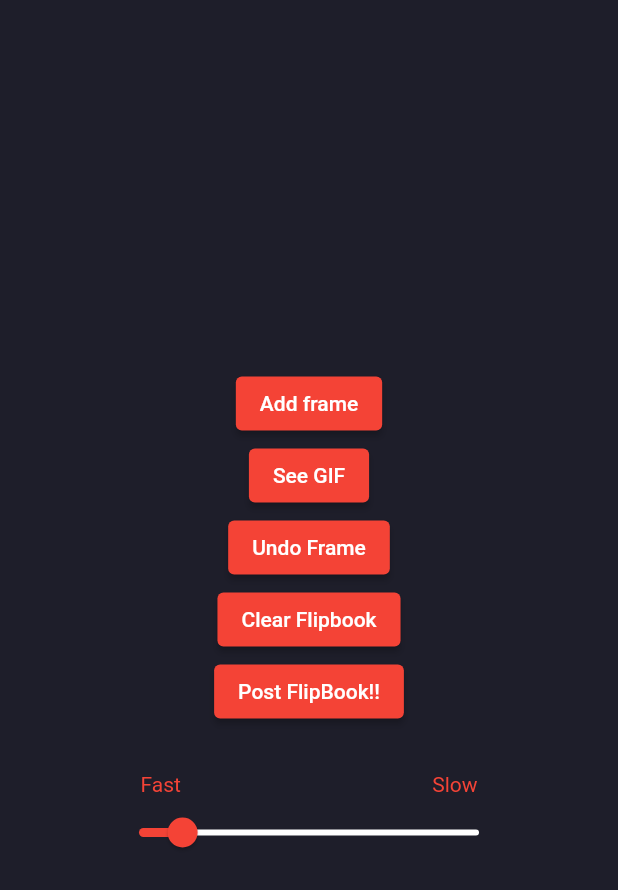
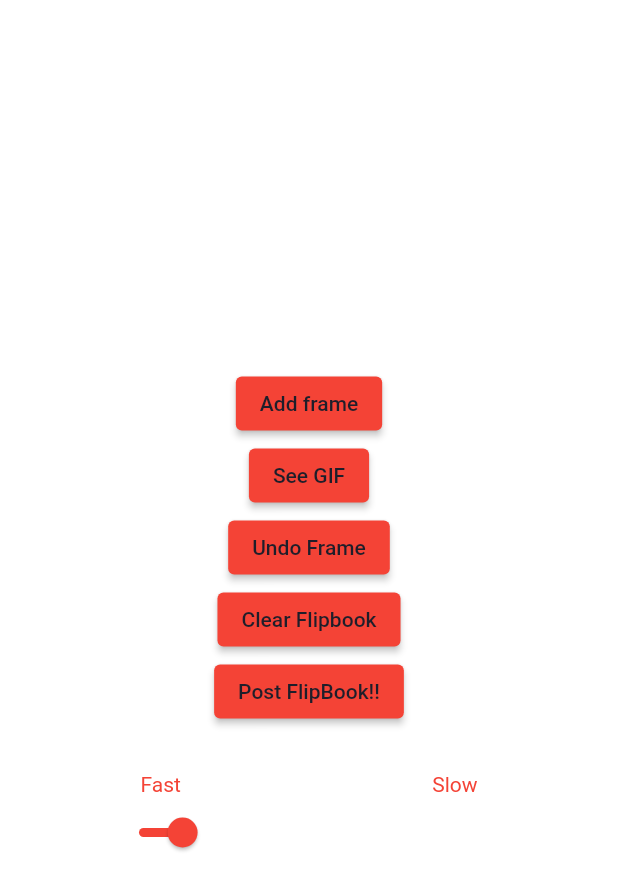
Before and after one commit to Mean-Machine-2k21/CaveSocial, a Flutter app: the NavigatorPage screen opened directly, item 2 of the bottom bar chosen, after a tap on "Flipbook", on a phone screen of 412 x 824 dp. Shown: the top 890 px of the screen. Run offline on Flutter 3.47's test engine with Material 2 defaults, Android fonts, the phone set to English and light mode, and no system bars; our stand-ins replace dio, firebase_core, firebase_storage, flutter_bloc, flutter_colorpicker, flutter_icons and 2 more; missing offline and left inert: flutter_gifimage, swipe_up; accounts and stored records are empty; network calls fail; key blocks and very long unbroken strings in the code were emptied for the run.

Commit message:
night mode update

```diff
--- a/frontend/lib/flipbook/create_flipbook_frame.dart
+++ b/frontend/lib/flipbook/create_flipbook_frame.dart
@@ -2,7 +2,10 @@ import 'dart:io';
 import 'dart:typed_data';
 
 import 'package:flutter/material.dart';
+import 'package:flutter_bloc/flutter_bloc.dart';
 import 'package:flutter_colorpicker/flutter_colorpicker.dart';
+import 'package:frontend/bloc/mural_bloc/mural_bloc.dart';
+import 'package:frontend/bloc/theme_bloc.dart';
 import '../painter.dart';
 
 import 'functions.dart';
@@ -36,6 +39,7 @@ class _CreateFrameState extends State<CreateFrame> {
 
   @override
   Widget build(BuildContext context) {
+
     List<Widget> actions;
     if (_finished) {
       actions = <Widget>[
--- a/frontend/lib/flipbook/flipbook_create.dart
+++ b/frontend/lib/flipbook/flipbook_create.dart
@@ -2,6 +2,9 @@ import 'dart:io';
 
 import 'package:flutter/material.dart';
 import 'package:flutter/rendering.dart';
+import 'package:flutter_bloc/flutter_bloc.dart';
+import 'package:frontend/bloc/mural_bloc/mural_bloc.dart';
+import 'package:frontend/bloc/theme_bloc.dart';
 import 'package:frontend/flipbook/create_flipbook_frame.dart';
 import 'package:frontend/flipbook/gif_view.dart';
 import 'package:frontend/services/add_gif_fuction.dart';
@@ -37,8 +40,11 @@ class _CreateFlipbookState extends State<CreateFlipbook> {
   var time = 300;
   @override
   Widget build(BuildContext context) {
+      var themeBloc = BlocProvider.of<ThemeBloc>(context);
+  //  var muralBloc = BlocProvider.of<MuralBloc>(context);
+
     return Scaffold(
-      backgroundColor: Color(0xff1E1E2A),
+      backgroundColor: themeBloc.main,
       body: Center(
         child: Column(
           mainAxisAlignment: MainAxisAlignment.center,
@@ -59,7 +65,7 @@ class _CreateFlipbookState extends State<CreateFlipbook> {
                   });
                 }
               },
-              child: Text('Add frame'),
+              child: Text('Add frame',style: TextStyle(color:themeBloc.contrast)),
               style: ButtonStyle(
                 backgroundColor: MaterialStateProperty.all(Colors.red),
               ),
@@ -68,7 +74,7 @@ class _CreateFlipbookState extends State<CreateFlipbook> {
               onPressed: () async {
                 if (frame == 0) {
                   final snackBar = SnackBar(
-                    content: Text('First create something to view !!'),
+                    content: Text('First create something to view !!',style: TextStyle(color:themeBloc.contrast)),
                     duration: Duration(seconds: 3),
                     backgroundColor: Colors.red,
                   );
@@ -82,7 +88,7 @@ class _CreateFlipbookState extends State<CreateFlipbook> {
                   );
                 }
               },
-              child: Text('See GIF'),
+              child: Text('See GIF',style: TextStyle(color:themeBloc.contrast)),
               style: ButtonStyle(
                 backgroundColor: MaterialStateProperty.all(Colors.red),
               ),
@@ -103,7 +109,7 @@ class _CreateFlipbookState extends State<CreateFlipbook> {
                   ScaffoldMessenger.of(context).showSnackBar(snackBar);
                 } else {
                   final snackBar = SnackBar(
-                    content: Text('No Frames to undo'),
+                    content: Text('No Frames to undo',style: TextStyle(color:themeBloc.contrast)),
                     duration: Duration(seconds: 3),
                     backgroundColor: Colors.red,
                   );
@@ -111,7 +117,7 @@ class _CreateFlipbookState extends State<CreateFlipbook> {
                   ScaffoldMessenger.of(context).showSnackBar(snackBar);
                 }
               },
-              child: Text('Undo Frame'),
+              child: Text('Undo Frame',style: TextStyle(color:themeBloc.contrast)),
               style: ButtonStyle(
                 backgroundColor: MaterialStateProperty.all(Colors.red),
               ),
@@ -124,14 +130,14 @@ class _CreateFlipbookState extends State<CreateFlipbook> {
                 });
 
                 final snackBar = SnackBar(
-                  content: Text('Cleared FlipBook Done !!'),
+                  content: Text('Cleared FlipBook Done !!',style: TextStyle(color:themeBloc.contrast)),
                   duration: Duration(seconds: 3),
                   backgroundColor: Colors.red,
                 );
 
                 ScaffoldMessenger.of(context).showSnackBar(snackBar);
               },
-              child: Text('Clear Flipbook'),
+              child: Text('Clear Flipbook',style: TextStyle(color:themeBloc.contrast)),
               style: ButtonStyle(
                 backgroundColor: MaterialStateProperty.all(Colors.red),
               ),
@@ -172,7 +178,7 @@ class _CreateFlipbookState extends State<CreateFlipbook> {
                   Navigator.pop(context);
                 });
               },
-              child: Text('Post FlipBook!!'),
+              child: Text('Post FlipBook!!',style: TextStyle(color:themeBloc.contrast)),
               style: ButtonStyle(
                 backgroundColor: MaterialStateProperty.all(Colors.red),
               ),
--- a/frontend/lib/screens/create_post_screen.dart
+++ b/frontend/lib/screens/create_post_screen.dart
@@ -1,5 +1,7 @@
 import 'package:firebase_core/firebase_core.dart';
 import 'package:flutter/material.dart';
+import 'package:flutter_bloc/flutter_bloc.dart';
+import 'package:frontend/bloc/theme_bloc.dart';
 import 'package:frontend/screens/create_mural_screen.dart';
 import '../flipbook/flipbook_create.dart';
 
@@ -12,7 +14,10 @@ class CreatePostScreen extends StatefulWidget {
 
 class _CreatePostScreenState extends State<CreatePostScreen> {
   @override
+
   Widget build(BuildContext context) {
+  var themeBloc = BlocProvider.of<ThemeBloc>(context);
+    //var themeBloc = BlocProvider.of<MuralBloc>(context);
     return Scaffold(
       backgroundColor: Color(0xff1E1E2A),
       body: Center(
@@ -24,7 +29,7 @@ class _CreatePostScreenState extends State<CreatePostScreen> {
 
               barrierColor: Colors.black.withOpacity(0.2),
 
-              backgroundColor: Color(0xff1E1E2A),
+              backgroundColor: themeBloc.main,
 
               elevation: 100,
 
--- a/frontend/lib/screens/edit_profile.dart
+++ b/frontend/lib/screens/edit_profile.dart
@@ -340,7 +340,8 @@ class _EditProfileState extends State<EditProfile> {
                       padding: const EdgeInsets.all(8.0),
                       child: Toggle(
                         value: themeBloc.isDarkMode,
-                        onToggle: (value) {
+
+                        onToggle: (val) {
                           // if (value) {
                           //   // color.themeModeSwitch(colorMode: ColorMode.dark);
                           // } else {
--- a/frontend/lib/screens/navigator_screen.dart
+++ b/frontend/lib/screens/navigator_screen.dart
@@ -56,11 +56,14 @@ class _NavigatorPageState extends State<NavigatorPage> {
 
   @override
   Widget build(BuildContext context) {
+   // theme
     return Scaffold(
       body: Center(
         child: _widgetOptions.elementAt(_selectedIndex),
       ),
-      bottomNavigationBar: AppNavigationBar(
+      bottomNavigationBar: BlocProvider<ThemeBloc>.value(
+        value: BlocProvider.of<ThemeBloc>(context),
+        child: AppNavigationBar(
           onChange: (val) {
             if (val == 1) {
               onCreate(context);
@@ -72,6 +75,7 @@ class _NavigatorPageState extends State<NavigatorPage> {
           },
           defaultIndex: 0,
         ),
+      ),
     );
   }
 }
--- a/frontend/lib/screens/profile.dart
+++ b/frontend/lib/screens/profile.dart
@@ -167,6 +167,7 @@ class _ProfileState extends State<Profile> {
                         child: Text(
                           '@' + user!.username,
                           style: TextStyle(
+                            color:themeBloc.materialStyle.shade600,
                             fontSize: 20,
                           ),
                         ),
--- a/frontend/lib/widget/create_post_modal.dart
+++ b/frontend/lib/widget/create_post_modal.dart
@@ -23,15 +23,18 @@ void flipfunct(gif, frames, times) {
 MuralRepository muralRepository = MuralRepository();
 
 void onCreate(BuildContext context) {
-  var themeBloc = BlocProvider.of<MuralBloc>(context);
-  var muralBloc = BlocProvider.of<ThemeBloc>(context);
+  var themeBloc = BlocProvider.of<ThemeBloc>(context);
+  var muralBloc = BlocProvider.of<MuralBloc>(context);
+
+  // BlocListener<ThemeBloc, ThemeData>(listener: (context, state) {
+  // TODO: implement listener
 
   showModalBottomSheet(
     context: context,
 
     barrierColor: Colors.black.withOpacity(0.2),
 
-    backgroundColor: Color(0xff1E1E2A),
+    backgroundColor: themeBloc.main,
 
     elevation: 100,
 
@@ -71,7 +74,8 @@ void onCreate(BuildContext context) {
                       decoration: BoxDecoration(shape: BoxShape.circle),
                       child: Text(
                         'Normal',
-                        style: TextStyle(fontSize: 14),
+                        style:
+                            TextStyle(fontSize: 14, color: themeBloc.contrast),
                       ),
                     ),
                     onPressed: () async {
@@ -102,14 +106,22 @@ void onCreate(BuildContext context) {
                       decoration: BoxDecoration(shape: BoxShape.circle),
                       child: Text(
                         'Comic',
-                        style: TextStyle(fontSize: 14),
+                        style:
+                            TextStyle(fontSize: 14, color: themeBloc.contrast),
                       ),
                     ),
                     onPressed: () {
                       Navigator.push(
                         context,
+                        //CreateMuralScreen('comic');
                         MaterialPageRoute(
-                            builder: (context) => CreateMuralScreen('comic')),
+                          builder: (context) => BlocProvider.value(
+                            value: themeBloc,
+                            child: BlocProvider.value(
+                                value: muralBloc,
+                                child: CreateMuralScreen('comic')),
+                          ),
+                        ),
                       );
                     },
                   ),
@@ -123,16 +135,23 @@ void onCreate(BuildContext context) {
                       decoration: BoxDecoration(shape: BoxShape.circle),
                       child: Text(
                         'Flipbook',
-                        style: TextStyle(fontSize: 14),
+                        style:
+                            TextStyle(fontSize: 14, color: themeBloc.contrast),
                       ),
                     ),
                     onPressed: () async {
                       await Navigator.push(
                         context,
                         MaterialPageRoute(
-                            builder: (context) => CreateFlipbook(
-                                  title: 'Flipbook',
-                                  editProfile: flipfunct,
+                            builder: (context) => BlocProvider.value(
+                                  value: themeBloc,
+                                  child: BlocProvider.value(
+                                    value: muralBloc,
+                                    child: CreateFlipbook(
+                                      title: 'Flipbook',
+                                      editProfile: flipfunct,
+                                    ),
+                                  ),
                                 )),
                       );
 
@@ -154,4 +173,6 @@ void onCreate(BuildContext context) {
       );
     },
   );
+
+  //});
 }
--- a/frontend/lib/widget/navigation_bar.dart
+++ b/frontend/lib/widget/navigation_bar.dart
@@ -1,5 +1,7 @@
 import 'package:flutter/material.dart';
+import 'package:flutter_bloc/flutter_bloc.dart';
 import 'package:flutter_icons/flutter_icons.dart';
+import 'package:frontend/bloc/theme_bloc.dart';
 import '../global.dart';
 
 class AppNavigationBar extends StatefulWidget {
@@ -22,26 +24,27 @@ class _AppNavigationBarState extends State<AppNavigationBar> {
 
   @override
   Widget build(BuildContext context) {
+    var themeBloc = BlocProvider.of<ThemeBloc>(context);
     List<Map<String, dynamic>> _items = [
       {
         'name': 'Feed',
         'child': Icon(
           Icons.home,
-          color: _selectedIndex == 0 ? color.style : color.contrast,
+          color: _selectedIndex == 0 ? themeBloc.style : themeBloc.contrast,
         ),
       },
       {
         'name': 'Create',
         'child': Icon(
           Ionicons.md_create,
-          color: _selectedIndex == 1 ? color.style : color.contrast,
+          color: _selectedIndex == 1 ? themeBloc.style : themeBloc.contrast,
         ),
       },
       {
         'name': 'Profile',
         'child': Icon(
           Icons.person,
-          color: _selectedIndex == 2 ? color.style : color.contrast,
+          color: _selectedIndex == 2 ? themeBloc.style : themeBloc.contrast,
         ),
       },
     ];
@@ -50,11 +53,11 @@ class _AppNavigationBarState extends State<AppNavigationBar> {
       height: MediaQuery.of(context).size.height * 0.07,
       decoration: BoxDecoration(boxShadow: [
         BoxShadow(
-          color: color.black
+          color: themeBloc.contrast
               .withOpacity(color.chooser(lightMode: 0.2, darkMode: 0.4)),
           blurRadius: MediaQuery.of(context).size.height / 4,
         ),
-      ], color: color.main),
+      ], color: themeBloc.main),
       child: Column(
         children: [
           Row(
@@ -107,8 +110,10 @@ class _AppNavigationBarState extends State<AppNavigationBar> {
                       _selectedIndex = i;
                     });
                   },
-                  textColor:
-                      (_selectedIndex == i) ? color.style : color.contrast,
+                  textColor: (_selectedIndex == i)
+                      ? themeBloc.style
+                      : themeBloc.contrast,
+                back:themeBloc.main,
                 ),
             ],
           ),
@@ -123,23 +128,26 @@ class NavigationBarItem extends StatelessWidget {
   final VoidCallback onSelect;
   final Widget child;
   final Color? textColor;
+  final Color? back;
 
   NavigationBarItem({
     this.label,
     required this.child,
     required this.onSelect,
     this.textColor,
+    this.back,
   });
 
   @override
   Widget build(BuildContext context) {
     return Container(
+     // color: back,
       width: MediaQuery.of(context).size.width / (5),
       padding: EdgeInsets.all(5),
       child: ClipRRect(
         borderRadius: BorderRadius.circular(20),
         child: Material(
-          color: color.main,
+          color: back,
           child: InkWell(
             onTap: onSelect,
             child: Container(
```
Lines whose indentation alone changed are shown as unchanged.
